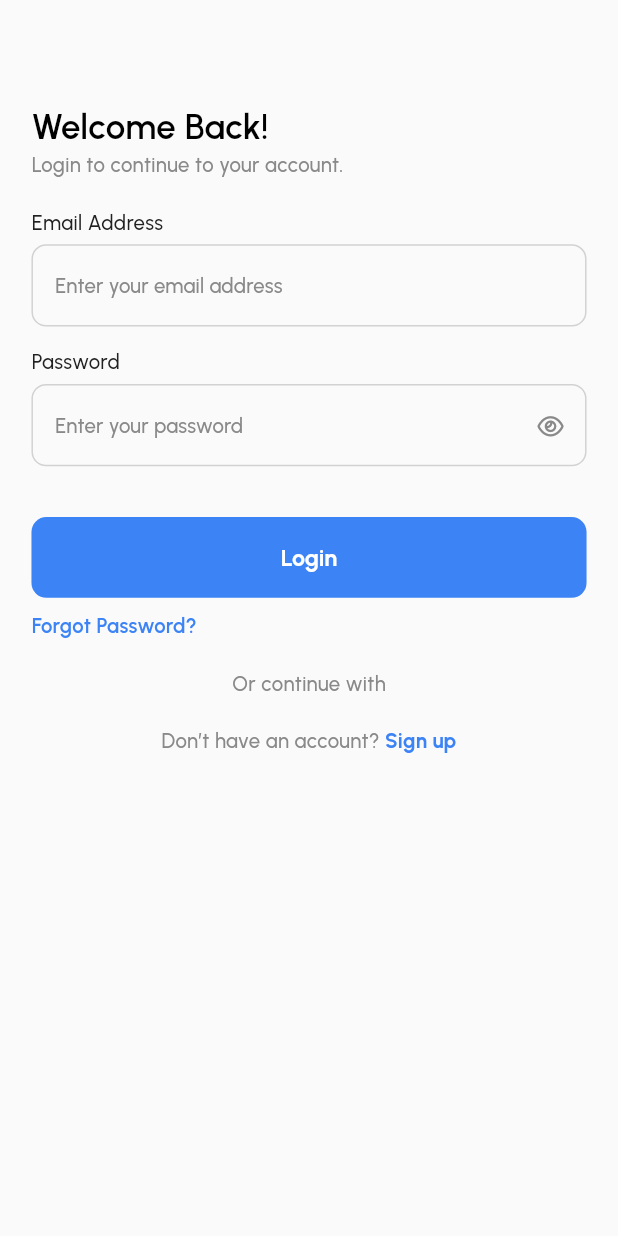
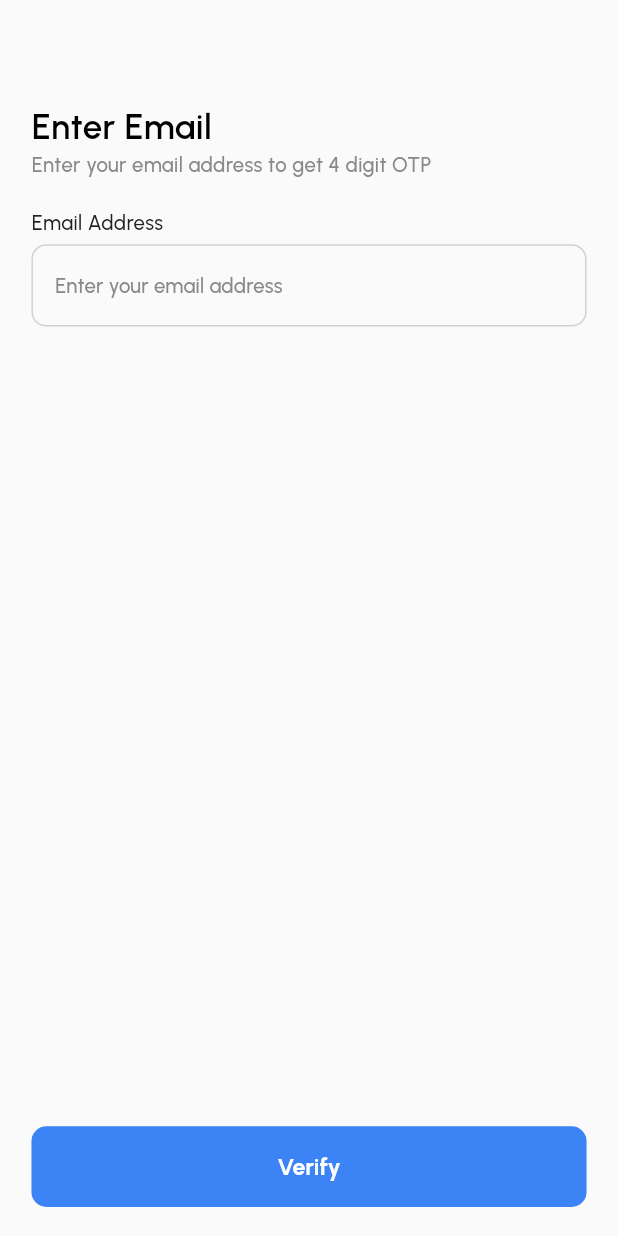
Before and after one commit to Hassaan-Rajwani/Fix-Master, a Flutter app: the LoginScreen screen opened directly, after a tap on "Forgot Password?", on a phone screen of 412 x 824 dp. Run offline on Flutter 3.47's test engine with Material 3 defaults, Android fonts, the phone set to English and light mode, and no system bars; our stand-ins replace date_picker_timeline, flutter_screenutil, font_awesome_flutter, get, google_fonts.

Commit message:
feat: changes

```diff
--- /dev/null
+++ b/lib/pages/auth/forgot_password.dart
@@ -0,0 +1,63 @@
+import 'package:fix_master/utils/color_constant.dart';
+import 'package:fix_master/utils/font_constant.dart';
+import 'package:fix_master/widgets/app_button.dart';
+import 'package:fix_master/widgets/app_input.dart';
+import 'package:flutter/material.dart';
+import 'package:flutter_screenutil/flutter_screenutil.dart';
+
+class ForgotPasswordScreen extends StatefulWidget {
+  const ForgotPasswordScreen({super.key});
+
+  @override
+  State<ForgotPasswordScreen> createState() => _ForgotPasswordScreenState();
+}
+
+class _ForgotPasswordScreenState extends State<ForgotPasswordScreen> {
+  @override
+  Widget build(BuildContext context) {
+    return Scaffold(
+      body: Container(
+        margin: EdgeInsets.symmetric(horizontal: 20.w),
+        padding: EdgeInsets.only(top: 70.h),
+        child: Column(
+          crossAxisAlignment: CrossAxisAlignment.start,
+          children: [
+            Text(
+              'Enter Email',
+              style: appFont(
+                fontWeight: FontWeight.w600,
+                fontSize: 24,
+                color: Colors.black,
+              ),
+            ),
+            Text(
+              'Enter your email address to get 4 digit OTP',
+              style: appFont(
+                fontWeight: FontWeight.w500,
+                color: AppColor.secondaryTextColor,
+              ),
+            ),
+            20.verticalSpace,
+            AppInput(
+              label: 'Email Address',
+              placeHolder: 'Enter your email address',
+              horizontalMargin: 0,
+              // controller: oc.emailController.value,
+              // validator: (email) => emailValidator(email!),
+            ),
+          ],
+        ),
+      ),
+      bottomNavigationBar: Padding(
+        padding: EdgeInsets.only(bottom: 20.h),
+        child: AppButton(
+          text: 'Verify',
+          horizontalMargin: 20,
+          onPress: () async {
+            // await oc.onForgotPassword();
+          },
+        ),
+      ),
+    );
+  }
+}
--- a/lib/pages/auth/login_screen.dart
+++ b/lib/pages/auth/login_screen.dart
@@ -1,3 +1,4 @@
+import 'package:fix_master/pages/auth/forgot_password.dart';
 import 'package:fix_master/pages/auth/signup_screen.dart';
 import 'package:fix_master/pages/customer/dashboard/customer_bottom_nav.dart';
 import 'package:fix_master/utils/color_constant.dart';
@@ -77,7 +78,7 @@ class _LoginScreenState extends State<LoginScreen> {
               10.verticalSpace,
               GestureDetector(
                 onTap: () {
-                  // Get.to(() => ForgotPasswordScreen());
+                  Get.to(() => ForgotPasswordScreen());
                 },
                 child: Text(
                   'Forgot Password?',
```
Also changed, not shown: lib/pages/customer/setting/setting_screen.dart (+25 -0 lines), 2 other files.
